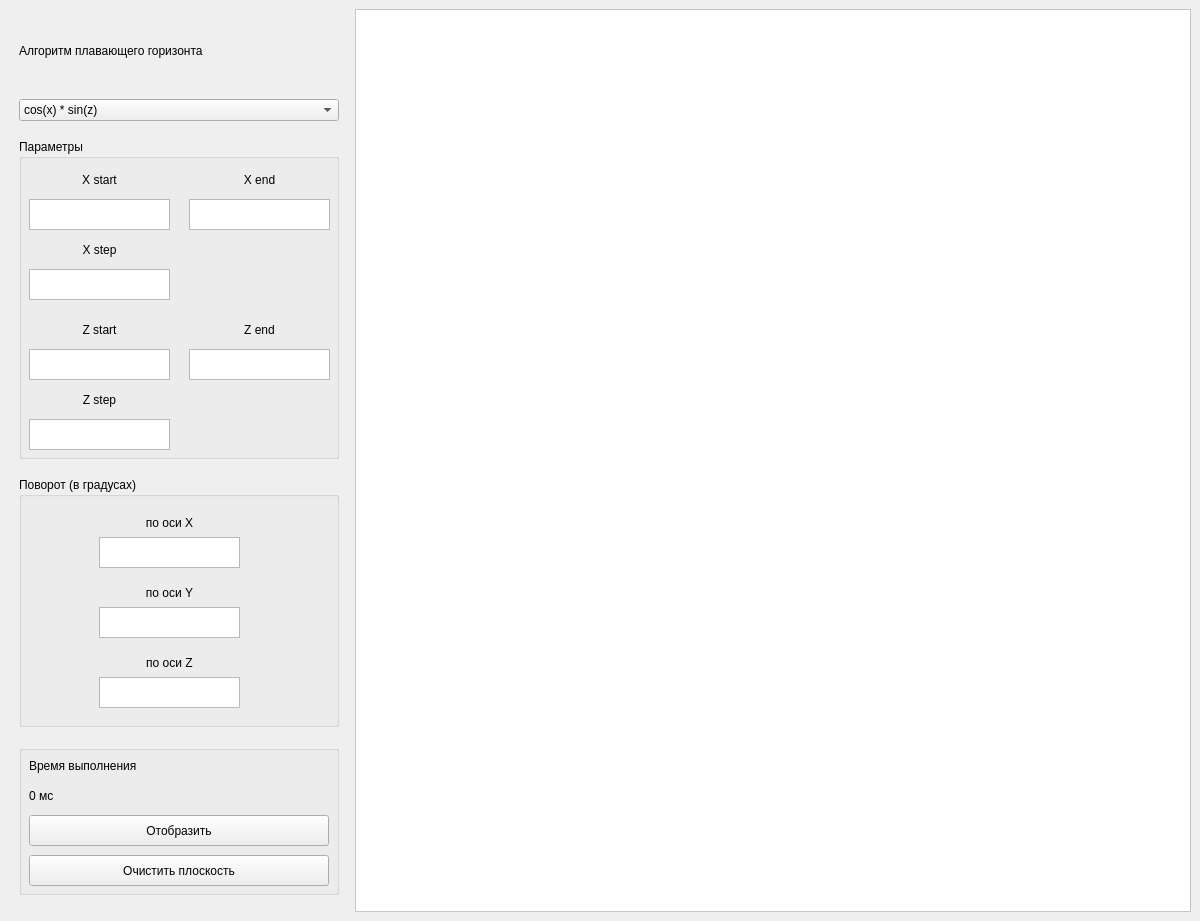
hahaclassic/computer-graphics, file lab_10_01/ui/mainwindow.ui: the form before one commit.
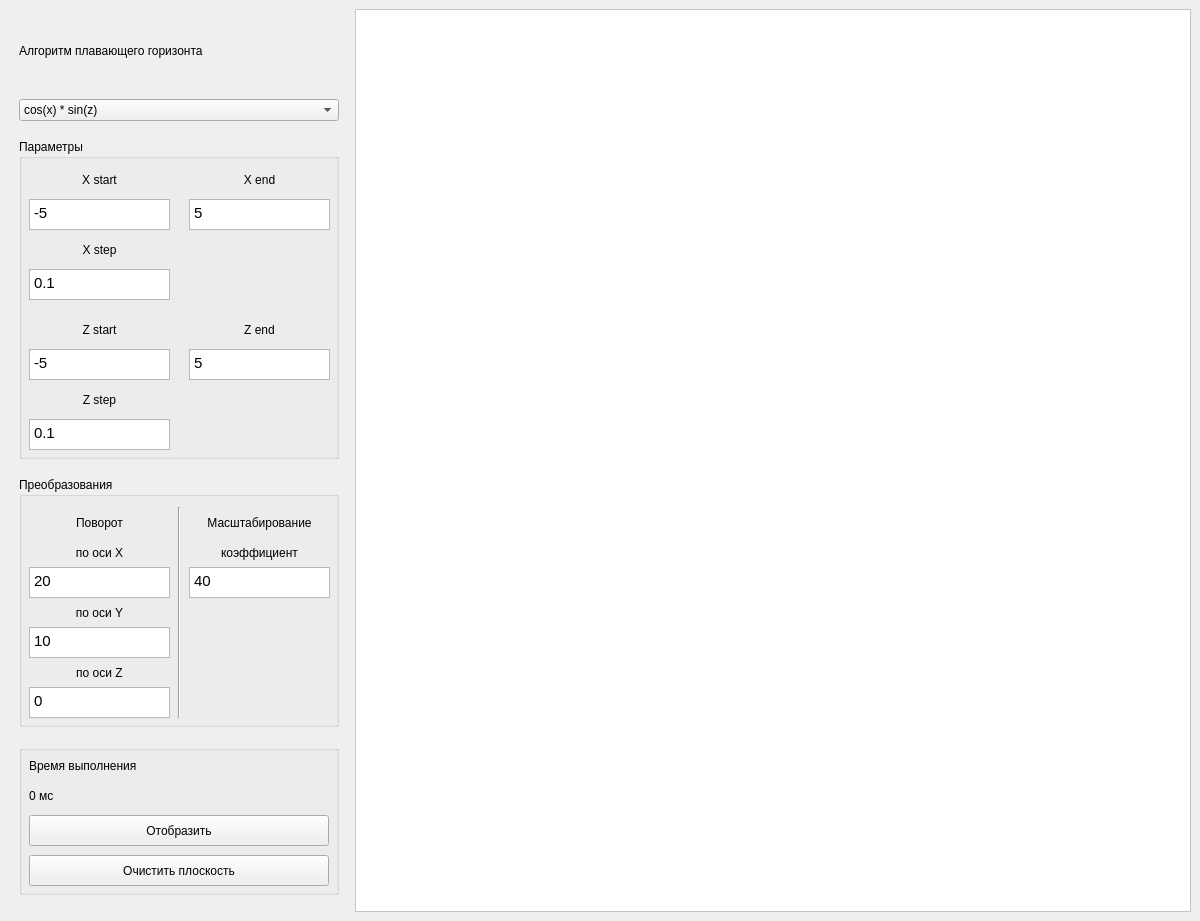
The form after the commit.

What changed in the file:
```diff
--- a/lab_10_01/ui/mainwindow.ui
+++ b/lab_10_01/ui/mainwindow.ui
@@ -130,6 +130,13 @@
            <height>31</height>
           </rect>
          </property>
+         <property name="html">
+          <string>&lt;!DOCTYPE HTML PUBLIC &quot;-//W3C//DTD HTML 4.0//EN&quot; &quot;http://www.w3.org/TR/REC-html40/strict.dtd&quot;&gt;
+&lt;html&gt;&lt;head&gt;&lt;meta name=&quot;qrichtext&quot; content=&quot;1&quot; /&gt;&lt;style type=&quot;text/css&quot;&gt;
+p, li { white-space: pre-wrap; }
+&lt;/style&gt;&lt;/head&gt;&lt;body style=&quot; font-family:'Ubuntu'; font-size:11pt; font-weight:400; font-style:normal;&quot;&gt;
+&lt;p style=&quot; margin-top:0px; margin-bottom:0px; margin-left:0px; margin-right:0px; -qt-block-indent:0; text-indent:0px;&quot;&gt;-5&lt;/p&gt;&lt;/body&gt;&lt;/html&gt;</string>
+         </property>
         </widget>
         <widget class="QTextEdit" name="x_end">
          <property name="geometry">
@@ -140,6 +147,13 @@
            <height>31</height>
           </rect>
          </property>
+         <property name="html">
+          <string>&lt;!DOCTYPE HTML PUBLIC &quot;-//W3C//DTD HTML 4.0//EN&quot; &quot;http://www.w3.org/TR/REC-html40/strict.dtd&quot;&gt;
+&lt;html&gt;&lt;head&gt;&lt;meta name=&quot;qrichtext&quot; content=&quot;1&quot; /&gt;&lt;style type=&quot;text/css&quot;&gt;
+p, li { white-space: pre-wrap; }
+&lt;/style&gt;&lt;/head&gt;&lt;body style=&quot; font-family:'Ubuntu'; font-size:11pt; font-weight:400; font-style:normal;&quot;&gt;
+&lt;p style=&quot; margin-top:0px; margin-bottom:0px; margin-left:0px; margin-right:0px; -qt-block-indent:0; text-indent:0px;&quot;&gt;5&lt;/p&gt;&lt;/body&gt;&lt;/html&gt;</string>
+         </property>
         </widget>
         <widget class="QLabel" name="label_12">
          <property name="geometry">
@@ -182,6 +196,13 @@
            <height>31</height>
           </rect>
          </property>
+         <property name="html">
+          <string>&lt;!DOCTYPE HTML PUBLIC &quot;-//W3C//DTD HTML 4.0//EN&quot; &quot;http://www.w3.org/TR/REC-html40/strict.dtd&quot;&gt;
+&lt;html&gt;&lt;head&gt;&lt;meta name=&quot;qrichtext&quot; content=&quot;1&quot; /&gt;&lt;style type=&quot;text/css&quot;&gt;
+p, li { white-space: pre-wrap; }
+&lt;/style&gt;&lt;/head&gt;&lt;body style=&quot; font-family:'Ubuntu'; font-size:11pt; font-weight:400; font-style:normal;&quot;&gt;
+&lt;p style=&quot; margin-top:0px; margin-bottom:0px; margin-left:0px; margin-right:0px; -qt-block-indent:0; text-indent:0px;&quot;&gt;-5&lt;/p&gt;&lt;/body&gt;&lt;/html&gt;</string>
+         </property>
         </widget>
         <widget class="QTextEdit" name="z_end">
          <property name="geometry">
@@ -192,6 +213,13 @@
            <height>31</height>
           </rect>
          </property>
+         <property name="html">
+          <string>&lt;!DOCTYPE HTML PUBLIC &quot;-//W3C//DTD HTML 4.0//EN&quot; &quot;http://www.w3.org/TR/REC-html40/strict.dtd&quot;&gt;
+&lt;html&gt;&lt;head&gt;&lt;meta name=&quot;qrichtext&quot; content=&quot;1&quot; /&gt;&lt;style type=&quot;text/css&quot;&gt;
+p, li { white-space: pre-wrap; }
+&lt;/style&gt;&lt;/head&gt;&lt;body style=&quot; font-family:'Ubuntu'; font-size:11pt; font-weight:400; font-style:normal;&quot;&gt;
+&lt;p style=&quot; margin-top:0px; margin-bottom:0px; margin-left:0px; margin-right:0px; -qt-block-indent:0; text-indent:0px;&quot;&gt;5&lt;/p&gt;&lt;/body&gt;&lt;/html&gt;</string>
+         </property>
         </widget>
         <widget class="QTextEdit" name="x_step">
          <property name="geometry">
@@ -202,6 +230,13 @@
            <height>31</height>
           </rect>
          </property>
+         <property name="html">
+          <string>&lt;!DOCTYPE HTML PUBLIC &quot;-//W3C//DTD HTML 4.0//EN&quot; &quot;http://www.w3.org/TR/REC-html40/strict.dtd&quot;&gt;
+&lt;html&gt;&lt;head&gt;&lt;meta name=&quot;qrichtext&quot; content=&quot;1&quot; /&gt;&lt;style type=&quot;text/css&quot;&gt;
+p, li { white-space: pre-wrap; }
+&lt;/style&gt;&lt;/head&gt;&lt;body style=&quot; font-family:'Ubuntu'; font-size:11pt; font-weight:400; font-style:normal;&quot;&gt;
+&lt;p style=&quot; margin-top:0px; margin-bottom:0px; margin-left:0px; margin-right:0px; -qt-block-indent:0; text-indent:0px;&quot;&gt;0.1&lt;/p&gt;&lt;/body&gt;&lt;/html&gt;</string>
+         </property>
         </widget>
         <widget class="QLabel" name="label_14">
          <property name="geometry">
@@ -228,6 +263,13 @@
            <height>31</height>
           </rect>
          </property>
+         <property name="html">
+          <string>&lt;!DOCTYPE HTML PUBLIC &quot;-//W3C//DTD HTML 4.0//EN&quot; &quot;http://www.w3.org/TR/REC-html40/strict.dtd&quot;&gt;
+&lt;html&gt;&lt;head&gt;&lt;meta name=&quot;qrichtext&quot; content=&quot;1&quot; /&gt;&lt;style type=&quot;text/css&quot;&gt;
+p, li { white-space: pre-wrap; }
+&lt;/style&gt;&lt;/head&gt;&lt;body style=&quot; font-family:'Ubuntu'; font-size:11pt; font-weight:400; font-style:normal;&quot;&gt;
+&lt;p style=&quot; margin-top:0px; margin-bottom:0px; margin-left:0px; margin-right:0px; -qt-block-indent:0; text-indent:0px;&quot;&gt;0.1&lt;/p&gt;&lt;/body&gt;&lt;/html&gt;</string>
+         </property>
         </widget>
         <widget class="QLabel" name="label_15">
          <property name="geometry">
@@ -262,33 +304,47 @@
          </size>
         </property>
         <property name="title">
-         <string>Поворот (в градусах)</string>
+         <string>Преобразования</string>
         </property>
         <widget class="QTextEdit" name="angle_x">
          <property name="geometry">
           <rect>
-           <x>80</x>
-           <y>60</y>
+           <x>10</x>
+           <y>90</y>
            <width>141</width>
            <height>31</height>
           </rect>
          </property>
+         <property name="html">
+          <string>&lt;!DOCTYPE HTML PUBLIC &quot;-//W3C//DTD HTML 4.0//EN&quot; &quot;http://www.w3.org/TR/REC-html40/strict.dtd&quot;&gt;
+&lt;html&gt;&lt;head&gt;&lt;meta name=&quot;qrichtext&quot; content=&quot;1&quot; /&gt;&lt;style type=&quot;text/css&quot;&gt;
+p, li { white-space: pre-wrap; }
+&lt;/style&gt;&lt;/head&gt;&lt;body style=&quot; font-family:'Ubuntu'; font-size:11pt; font-weight:400; font-style:normal;&quot;&gt;
+&lt;p style=&quot; margin-top:0px; margin-bottom:0px; margin-left:0px; margin-right:0px; -qt-block-indent:0; text-indent:0px;&quot;&gt;20&lt;/p&gt;&lt;/body&gt;&lt;/html&gt;</string>
+         </property>
         </widget>
         <widget class="QTextEdit" name="angle_y">
          <property name="geometry">
           <rect>
-           <x>80</x>
-           <y>130</y>
+           <x>10</x>
+           <y>150</y>
            <width>141</width>
            <height>31</height>
           </rect>
          </property>
+         <property name="html">
+          <string>&lt;!DOCTYPE HTML PUBLIC &quot;-//W3C//DTD HTML 4.0//EN&quot; &quot;http://www.w3.org/TR/REC-html40/strict.dtd&quot;&gt;
+&lt;html&gt;&lt;head&gt;&lt;meta name=&quot;qrichtext&quot; content=&quot;1&quot; /&gt;&lt;style type=&quot;text/css&quot;&gt;
+p, li { white-space: pre-wrap; }
+&lt;/style&gt;&lt;/head&gt;&lt;body style=&quot; font-family:'Ubuntu'; font-size:11pt; font-weight:400; font-style:normal;&quot;&gt;
+&lt;p style=&quot; margin-top:0px; margin-bottom:0px; margin-left:0px; margin-right:0px; -qt-block-indent:0; text-indent:0px;&quot;&gt;10&lt;/p&gt;&lt;/body&gt;&lt;/html&gt;</string>
+         </property>
         </widget>
         <widget class="QLabel" name="label_4">
          <property name="geometry">
           <rect>
-           <x>80</x>
-           <y>30</y>
+           <x>10</x>
+           <y>60</y>
            <width>141</width>
            <height>31</height>
           </rect>
@@ -303,8 +359,8 @@
         <widget class="QLabel" name="label_5">
          <property name="geometry">
           <rect>
-           <x>80</x>
-           <y>100</y>
+           <x>10</x>
+           <y>120</y>
            <width>141</width>
            <height>31</height>
           </rect>
@@ -319,18 +375,25 @@
         <widget class="QTextEdit" name="angle_z">
          <property name="geometry">
           <rect>
-           <x>80</x>
-           <y>200</y>
+           <x>10</x>
+           <y>210</y>
            <width>141</width>
            <height>31</height>
           </rect>
          </property>
+         <property name="html">
+          <string>&lt;!DOCTYPE HTML PUBLIC &quot;-//W3C//DTD HTML 4.0//EN&quot; &quot;http://www.w3.org/TR/REC-html40/strict.dtd&quot;&gt;
+&lt;html&gt;&lt;head&gt;&lt;meta name=&quot;qrichtext&quot; content=&quot;1&quot; /&gt;&lt;style type=&quot;text/css&quot;&gt;
+p, li { white-space: pre-wrap; }
+&lt;/style&gt;&lt;/head&gt;&lt;body style=&quot; font-family:'Ubuntu'; font-size:11pt; font-weight:400; font-style:normal;&quot;&gt;
+&lt;p style=&quot; margin-top:0px; margin-bottom:0px; margin-left:0px; margin-right:0px; -qt-block-indent:0; text-indent:0px;&quot;&gt;0&lt;/p&gt;&lt;/body&gt;&lt;/html&gt;</string>
+         </property>
         </widget>
         <widget class="QLabel" name="label_6">
          <property name="geometry">
           <rect>
-           <x>80</x>
-           <y>170</y>
+           <x>10</x>
+           <y>180</y>
            <width>141</width>
            <height>31</height>
           </rect>
@@ -342,6 +405,84 @@
           <set>Qt::AlignCenter</set>
          </property>
         </widget>
+        <widget class="QLabel" name="label_3">
+         <property name="geometry">
+          <rect>
+           <x>10</x>
+           <y>30</y>
+           <width>141</width>
+           <height>31</height>
+          </rect>
+         </property>
+         <property name="text">
+          <string>Поворот</string>
+         </property>
+         <property name="alignment">
+          <set>Qt::AlignCenter</set>
+         </property>
+        </widget>
+        <widget class="Line" name="line">
+         <property name="geometry">
+          <rect>
+           <x>150</x>
+           <y>30</y>
+           <width>20</width>
+           <height>211</height>
+          </rect>
+         </property>
+         <property name="orientation">
+          <enum>Qt::Vertical</enum>
+         </property>
+        </widget>
+        <widget class="QLabel" name="label_7">
+         <property name="geometry">
+          <rect>
+           <x>170</x>
+           <y>30</y>
+           <width>141</width>
+           <height>31</height>
+          </rect>
+         </property>
+         <property name="text">
+          <string>Масштабирование</string>
+         </property>
+         <property name="alignment">
+          <set>Qt::AlignCenter</set>
+         </property>
+        </widget>
+        <widget class="QTextEdit" name="scale">
+         <property name="geometry">
+          <rect>
+           <x>170</x>
+           <y>90</y>
+           <width>141</width>
+           <height>31</height>
+          </rect>
+         </property>
+         <property name="html">
+          <string>&lt;!DOCTYPE HTML PUBLIC &quot;-//W3C//DTD HTML 4.0//EN&quot; &quot;http://www.w3.org/TR/REC-html40/strict.dtd&quot;&gt;
+&lt;html&gt;&lt;head&gt;&lt;meta name=&quot;qrichtext&quot; content=&quot;1&quot; /&gt;&lt;style type=&quot;text/css&quot;&gt;
+p, li { white-space: pre-wrap; }
+&lt;/style&gt;&lt;/head&gt;&lt;body style=&quot; font-family:'Ubuntu'; font-size:11pt; font-weight:400; font-style:normal;&quot;&gt;
+&lt;p style=&quot; margin-top:0px; margin-bottom:0px; margin-left:0px; margin-right:0px; -qt-block-indent:0; text-indent:0px;&quot;&gt;40&lt;/p&gt;&lt;/body&gt;&lt;/html&gt;</string>
+         </property>
+        </widget>
+        <widget class="QLabel" name="label_8">
+         <property name="geometry">
+          <rect>
+           <x>170</x>
+           <y>60</y>
+           <width>141</width>
+           <height>31</height>
+          </rect>
+         </property>
+         <property name="text">
+          <string>коэффициент</string>
+         </property>
+         <property name="alignment">
+          <set>Qt::AlignCenter</set>
+         </property>
+        </widget>
        </widget>
       </item>
       <item>
```
Left out of the diff: 8 changed lines with no effect on the pictures.
